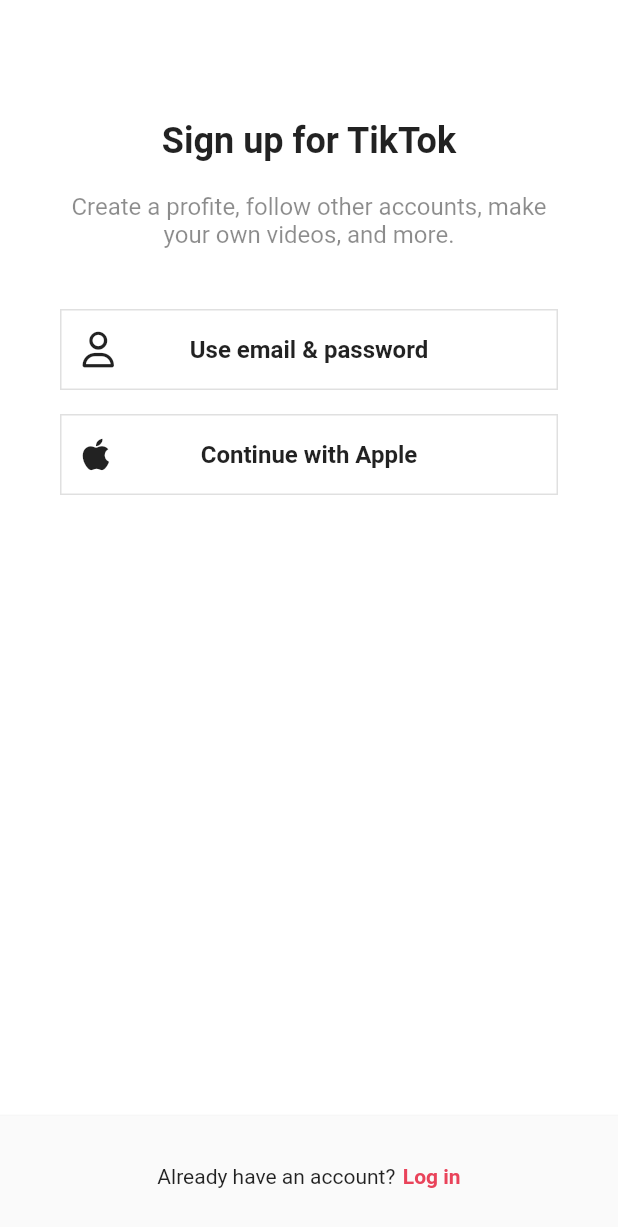
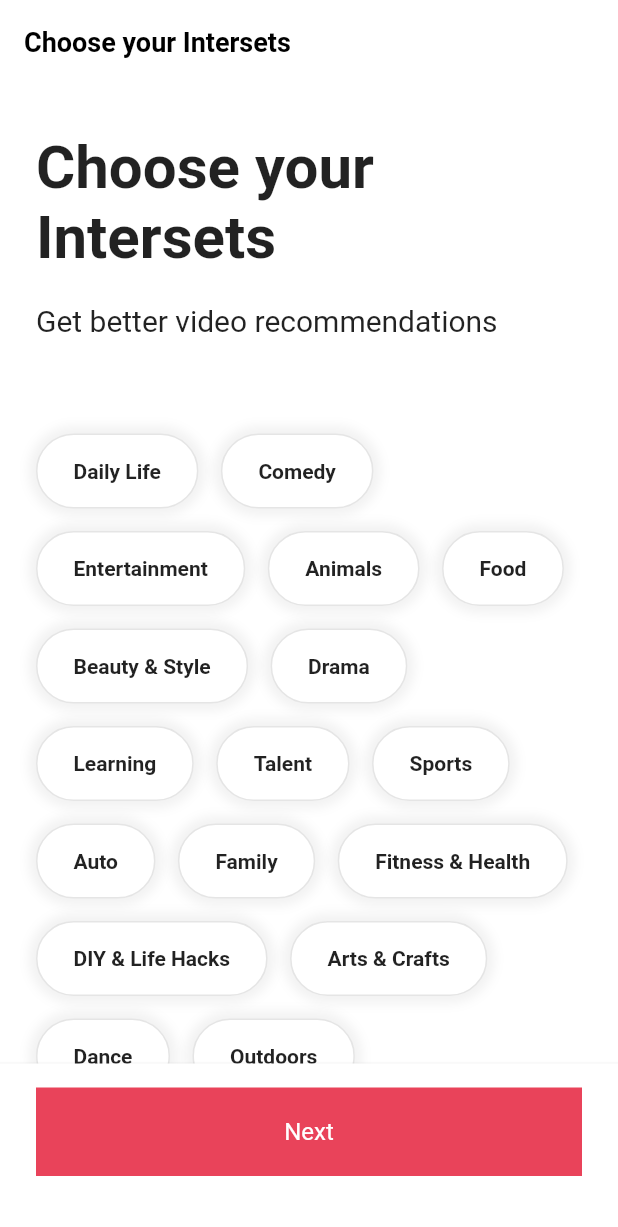
Before and after one commit to Seongeun-Park/TikTok-Clone, a Flutter app: the screen it shows after launch, on a phone screen of 412 x 824 dp. Shown: the top 1227 px of the screen. Run offline on Flutter 3.47's test engine with Material 2 defaults, Android fonts, the phone set to English and light mode, and no system bars; our stand-ins replace font_awesome_flutter.

Commit message:
2023080501

```diff
--- a/lib/features/authentication/email_screen.dart
+++ b/lib/features/authentication/email_screen.dart
@@ -104,7 +104,9 @@ class _EmailScreenState extends State<EmailScreen> {
               GestureDetector(
                   onTap: _onSubmit,
                   child: FormButton(
-                      disabled: _email.isEmpty || _isEmailVaild() != null)),
+                    disabled: _email.isEmpty || _isEmailVaild() != null,
+                    text: 'Next',
+                  )),
             ],
           ),
         ),
--- a/lib/features/authentication/password_screen.dart
+++ b/lib/features/authentication/password_screen.dart
@@ -155,6 +155,7 @@ class _PasswordScreenState extends State<PasswordScreen> {
                 onTap: _onSubmit,
                 child: FormButton(
                   disabled: !_isPasswordVaild(),
+                  text: 'Next',
                 ),
               ),
             ],
--- /dev/null
+++ b/lib/features/onboarding/interests_screen.dart
@@ -0,0 +1,139 @@
+import 'package:flutter/material.dart';
+import 'package:tiktok_clone/constants/gaps.dart';
+import 'package:tiktok_clone/constants/sizes.dart';
+
+const interests = [
+  "Daily Life",
+  "Comedy",
+  "Entertainment",
+  "Animals",
+  "Food",
+  "Beauty & Style",
+  "Drama",
+  "Learning",
+  "Talent",
+  "Sports",
+  "Auto",
+  "Family",
+  "Fitness & Health",
+  "DIY & Life Hacks",
+  "Arts & Crafts",
+  "Dance",
+  "Outdoors",
+  "Oddly Satisfying",
+  "Home & Garden",
+  "Daily Life",
+  "Comedy",
+  "Entertainment",
+  "Animals",
+  "Food",
+  "Beauty & Style",
+  "Drama",
+  "Learning",
+  "Talent",
+  "Sports",
+  "Auto",
+  "Family",
+  "Fitness & Health",
+  "DIY & Life Hacks",
+  "Arts & Crafts",
+  "Dance",
+  "Outdoors",
+  "Oddly Satisfying",
+  "Home & Garden",
+];
+
+class InterestsScreen extends StatelessWidget {
+  const InterestsScreen({super.key});
+
+  @override
+  Widget build(BuildContext context) {
+    return Scaffold(
+      appBar: AppBar(title: const Text('Choose your Intersets')),
+      body: SingleChildScrollView(
+        child: Padding(
+          padding: const EdgeInsets.only(
+            left: Sizes.size24,
+            right: Sizes.size24,
+            bottom: Sizes.size16,
+          ),
+          child:
+              Column(crossAxisAlignment: CrossAxisAlignment.start, children: [
+            Gaps.v32,
+            const Text(
+              'Choose your Intersets',
+              style: TextStyle(
+                fontSize: Sizes.size40,
+                fontWeight: FontWeight.bold,
+              ),
+            ),
+            Gaps.v20,
+            const Text(
+              'Get better video recommendations',
+              style: TextStyle(
+                fontSize: Sizes.size20,
+              ),
+            ),
+            Gaps.v64,
+            Wrap(
+              runSpacing: 15,
+              spacing: 15,
+              children: [
+                for (var interest in interests)
+                  Container(
+                    padding: const EdgeInsets.symmetric(
+                      vertical: Sizes.size16,
+                      horizontal: Sizes.size24,
+                    ),
+                    decoration: BoxDecoration(
+                      color: Colors.white,
+                      borderRadius: BorderRadius.circular(
+                        Sizes.size32,
+                      ),
+                      border: Border.all(color: Colors.black.withOpacity(0.1)),
+                      boxShadow: [
+                        BoxShadow(
+                          color: Colors.black.withOpacity(0.05),
+                          blurRadius: 5,
+                          spreadRadius: 5,
+                        ),
+                      ],
+                    ),
+                    child: Text(
+                      interest,
+                      style: const TextStyle(fontWeight: FontWeight.bold),
+                    ),
+                  ),
+              ],
+            )
+          ]),
+        ),
+      ),
+      bottomNavigationBar: BottomAppBar(
+        elevation: 2,
+        child: Padding(
+          padding: const EdgeInsets.only(
+            bottom: Sizes.size40,
+            top: Sizes.size16,
+            left: Sizes.size24,
+            right: Sizes.size24,
+          ),
+          child: Container(
+            padding: const EdgeInsets.symmetric(
+              vertical: Sizes.size20,
+            ),
+            decoration: BoxDecoration(color: Theme.of(context).primaryColor),
+            child: const Text(
+              "Next",
+              textAlign: TextAlign.center,
+              style: TextStyle(
+                color: Colors.white,
+                fontSize: Sizes.size16,
+              ),
+            ),
+          ),
+        ),
+      ),
+    );
+  }
+}
--- a/lib/features/widgets/form_button.dart
+++ b/lib/features/widgets/form_button.dart
@@ -6,9 +6,11 @@ class FormButton extends StatelessWidget {
   const FormButton({
     super.key,
     required this.disabled,
+    required this.text,
   });
 
   final bool disabled;
+  final String text;
 
   @override
   Widget build(BuildContext context) {
@@ -28,8 +30,8 @@ class FormButton extends StatelessWidget {
             color: disabled ? Colors.grey.shade400 : Colors.white,
             fontWeight: FontWeight.w600,
           ),
-          child: const Text(
-            'Next',
+          child: Text(
+            text,
             textAlign: TextAlign.center,
           ),
         ),
--- a/lib/main.dart
+++ b/lib/main.dart
@@ -1,6 +1,6 @@
 import 'package:flutter/material.dart';
 import 'package:tiktok_clone/constants/sizes.dart';
-import 'package:tiktok_clone/features/authentication/sign_up_screen.dart';
+import 'package:tiktok_clone/features/onboarding/interests_screen.dart';
 
 void main() {
   runApp(const TikTokApp());
@@ -27,7 +27,7 @@ class TikTokApp extends StatelessWidget {
               fontWeight: FontWeight.w600,
             )),
       ),
-      home: const SignUpScreen(),
+      home: const InterestsScreen(),
     );
   }
 }
```
Also changed, not shown: lib/features/authentication/birthday_screen.dart (+106 -4 lines), lib/features/authentication/login_form_screen.dart (added, +88 -0 lines), lib/features/authentication/login_screen.dart (+19 -7 lines), lib/features/authentication/username_screen.dart (+12 -2 lines).
